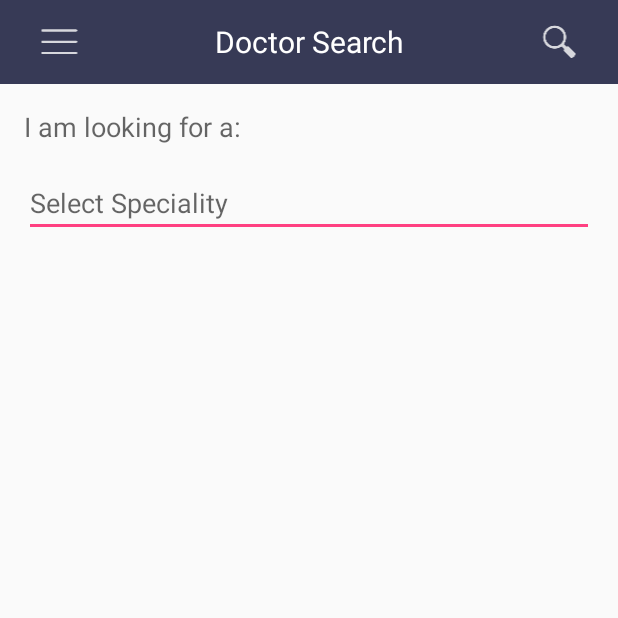
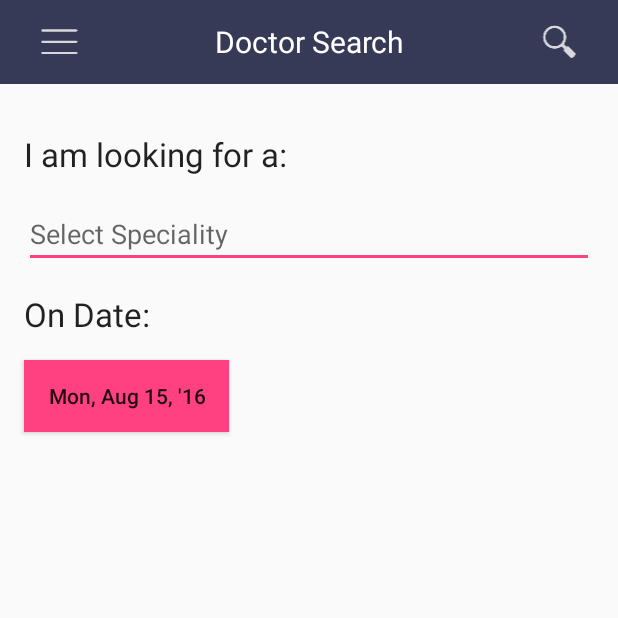
Before and after one commit to docfin/docfin-android-app, an Android app: the DoctorSearchActivity screen opened directly, with no data from a screen before it, on a phone screen of 412 x 824 dp, the top half of it. Run offline under Robolectric (Android 15) with nearby library versions, the phone set to English and light mode, and no system bars.

Commit message:
doctor search screen updates

```diff
--- /dev/null
+++ b/app/src/main/java/com/jellsoft/mobile/docfin/ActivityWithDateInput.java
@@ -0,0 +1,12 @@
+package com.jellsoft.mobile.docfin;
+
+import java.util.Date;
+
+/**
+ * Created by atulanand on 8/15/16.
+ */
+public interface ActivityWithDateInput {
+
+    public void dateSelected(Date date);
+
+}
--- a/app/src/main/java/com/jellsoft/mobile/docfin/activity/SingleFragmentActivity.java
+++ b/app/src/main/java/com/jellsoft/mobile/docfin/activity/BaseInsuranceFragmentActivity.java
@@ -10,7 +10,7 @@ import com.jellsoft.mobile.docfin.R;
 /**
  * Created by atulanand on 8/6/16.
  */
-public abstract class SingleFragmentActivity extends AppCompatActivity {
+public abstract class BaseInsuranceFragmentActivity extends AppCompatActivity {
 
     protected abstract Fragment createFragment();
 
@@ -27,4 +27,6 @@ public abstract class SingleFragmentActivity extends AppCompatActivity {
             fm.beginTransaction().add(R.id.single_frame_container, fragment).commit();
         }
     }
+
+
 }
--- a/app/src/main/java/com/jellsoft/mobile/docfin/activity/DoctorSearchActivity.java
+++ b/app/src/main/java/com/jellsoft/mobile/docfin/activity/DoctorSearchActivity.java
@@ -1,19 +1,32 @@
 package com.jellsoft.mobile.docfin.activity;
 
 import android.os.Bundle;
+import android.support.v4.app.DialogFragment;
+import android.support.v4.app.Fragment;
+import android.support.v4.app.FragmentManager;
 import android.support.v7.app.AppCompatActivity;
 import android.view.View;
 import android.widget.ArrayAdapter;
 import android.widget.AutoCompleteTextView;
+import android.widget.Button;
 import android.widget.TextView;
 
 
+import com.jellsoft.mobile.docfin.ActivityWithDateInput;
 import com.jellsoft.mobile.docfin.DisplayPopupMenu;
 import com.jellsoft.mobile.docfin.R;
+import com.jellsoft.mobile.docfin.fragment.DatePickerFragment;
 import com.jellsoft.mobile.docfin.model.DoctorSpecialization;
 import com.jellsoft.mobile.docfin.service.DoctorSpecializationService;
+import com.jellsoft.mobile.docfin.util.UIUtil;
 
-public class DoctorSearchActivity extends AppCompatActivity {
+import java.text.SimpleDateFormat;
+import java.util.Calendar;
+import java.util.Date;
+
+public class DoctorSearchActivity extends AppCompatActivity implements ActivityWithDateInput {
+
+    SimpleDateFormat sdf;
 
     @Override
     protected void onCreate(Bundle savedInstanceState) {
@@ -23,6 +36,9 @@ public class DoctorSearchActivity extends AppCompatActivity {
         ((TextView) findViewById(R.id.toolbar_screen_title)).setText("Doctor Search");
 
         populateDoctorSpecialities();
+        sdf =  new SimpleDateFormat(getResources().getString(R.string.dateFormat));
+
+        this.dateSelected(Calendar.getInstance().getTime());
     }
 
     private void populateDoctorSpecialities() {
@@ -34,12 +50,17 @@ public class DoctorSearchActivity extends AppCompatActivity {
         final AutoCompleteTextView textView = (AutoCompleteTextView) findViewById(R.id.selectDoctorSpeciality);
         textView.setAdapter(arrayAdapter);
         textView.setThreshold(1);
-        textView.setOnClickListener(new View.OnClickListener() {
-            @Override
-            public void onClick(final View v) {
-            }
-        });
     }
 
+    public void showDatePickerDialog(View v) {
+        DialogFragment newFragment = new DatePickerFragment();
+        FragmentManager fragmentManager = getSupportFragmentManager();
+        newFragment.show(fragmentManager, "docSearchDatePicker");
+    }
 
+    public void dateSelected(Date date)
+    {
+        Button dateButton = (Button) findViewById(R.id.docSearchDateButton);
+        dateButton.setText(sdf.format(date));
+    }
 }
--- a/app/src/main/java/com/jellsoft/mobile/docfin/activity/SelectInsurancePlanActivity.java
+++ b/app/src/main/java/com/jellsoft/mobile/docfin/activity/SelectInsurancePlanActivity.java
@@ -2,13 +2,13 @@ package com.jellsoft.mobile.docfin.activity;
 
 import android.support.v4.app.Fragment;
 
-import com.jellsoft.mobile.docfin.SelectInsurancePlanFragment;
+import com.jellsoft.mobile.docfin.fragment.SelectInsurancePlanFragment;
 import com.jellsoft.mobile.docfin.model.IntentConstants;
 
 /**
  * Created by atulanand on 8/6/16.
  */
-public class SelectInsurancePlanActivity extends SingleFragmentActivity {
+public class SelectInsurancePlanActivity extends BaseInsuranceFragmentActivity {
 
 
     @Override
--- a/app/src/main/java/com/jellsoft/mobile/docfin/activity/SelectInsuranceProviderActivity.java
+++ b/app/src/main/java/com/jellsoft/mobile/docfin/activity/SelectInsuranceProviderActivity.java
@@ -3,10 +3,10 @@ package com.jellsoft.mobile.docfin.activity;
 import android.content.Intent;
 import android.support.v4.app.Fragment;
 
-import com.jellsoft.mobile.docfin.SelectInsuranceProviderFragment;
+import com.jellsoft.mobile.docfin.fragment.SelectInsuranceProviderFragment;
 import com.jellsoft.mobile.docfin.model.IntentConstants;
 
-public class SelectInsuranceProviderActivity extends SingleFragmentActivity {
+public class SelectInsuranceProviderActivity extends BaseInsuranceFragmentActivity {
 
     @Override
     protected Fragment createFragment() {
--- a/app/src/main/java/com/jellsoft/mobile/docfin/SelectInsurancePlanFragment.java
+++ b/app/src/main/java/com/jellsoft/mobile/docfin/fragment/SelectInsurancePlanFragment.java
@@ -1,4 +1,4 @@
-package com.jellsoft.mobile.docfin;
+package com.jellsoft.mobile.docfin.fragment;
 
 import android.content.Intent;
 import android.os.Bundle;
@@ -11,6 +11,7 @@ import android.widget.ArrayAdapter;
 import android.widget.ListView;
 import android.widget.TextView;
 
+import com.jellsoft.mobile.docfin.R;
 import com.jellsoft.mobile.docfin.activity.SelectInsurancePlanActivity;
 import com.jellsoft.mobile.docfin.model.IntentConstants;
 import com.jellsoft.mobile.docfin.model.Insurance;
--- a/app/src/main/java/com/jellsoft/mobile/docfin/SelectInsuranceProviderFragment.java
+++ b/app/src/main/java/com/jellsoft/mobile/docfin/fragment/SelectInsuranceProviderFragment.java
@@ -1,4 +1,4 @@
-package com.jellsoft.mobile.docfin;
+package com.jellsoft.mobile.docfin.fragment;
 
 import android.os.Bundle;
 import android.support.v4.app.Fragment;
@@ -10,6 +10,7 @@ import android.widget.ArrayAdapter;
 import android.widget.ListView;
 import android.widget.TextView;
 
+import com.jellsoft.mobile.docfin.R;
 import com.jellsoft.mobile.docfin.activity.SelectInsuranceProviderActivity;
 import com.jellsoft.mobile.docfin.model.Insurance;
 
--- a/app/src/main/res/layout/activity_doctor_search.xml
+++ b/app/src/main/res/layout/activity_doctor_search.xml
@@ -12,16 +12,24 @@
         layout="@layout/toolbar_custom"
         android:layout_width="match_parent"
         android:layout_height="?attr/actionBarSize" />
-
+<ScrollView
+    android:layout_width="match_parent"
+    android:layout_height="match_parent"
+    android:fillViewport="true">
+    <LinearLayout
+        android:layout_width="match_parent"
+        android:layout_height="wrap_content"
+        android:orientation="vertical"
+        >
     <TextView
         android:id="@+id/textView4"
         android:layout_width="wrap_content"
         android:layout_height="wrap_content"
         android:layout_gravity="fill_horizontal"
         android:layout_marginLeft="@dimen/activity_horizontal_margin"
-        android:layout_marginTop="@dimen/activity_vertical_margin"
+        android:layout_marginTop="@dimen/activity_vertical_large_margin"
         android:text="I am looking for a:"
-        android:textAppearance="?android:attr/textAppearanceMedium" />
+        android:textAppearance="?android:attr/textAppearanceLarge" />
 
     <AutoCompleteTextView
         android:id="@+id/selectDoctorSpeciality"
@@ -36,5 +44,30 @@
         android:hint="@string/selDocSpeciality"
         />
 
+    <TextView
+        android:id="@+id/docSearchDateLabel"
+        android:layout_width="wrap_content"
+        android:layout_height="wrap_content"
+        android:layout_gravity="fill_horizontal"
+        android:layout_marginLeft="@dimen/activity_horizontal_margin"
+        android:layout_marginTop="@dimen/activity_vertical_margin"
+        android:text="On Date:"
+        android:textAppearance="?android:attr/textAppearanceLarge" />
 
+        <Button
+            android:layout_width="wrap_content"
+            android:layout_height="wrap_content"
+            android:inputType="date"
+            android:id="@+id/docSearchDateButton"
+            android:background="@color/colorDateButton"
+            android:text="@string/pick_date"
+            android:onClick="showDatePickerDialog"
+            android:paddingLeft="@dimen/activity_horizontal_margin"
+            android:paddingRight="@dimen/activity_horizontal_margin"
+            android:layout_marginLeft="@dimen/activity_horizontal_margin"
+            android:layout_marginTop="@dimen/activity_vertical_margin"
+            />
+
+    </LinearLayout>
+</ScrollView>
 </LinearLayout>
--- a/app/src/main/res/values/colors.xml
+++ b/app/src/main/res/values/colors.xml
@@ -3,6 +3,7 @@
     <color name="colorPrimary">#3F51B5</color>
     <color name="colorPrimaryDark">#303F9F</color>
     <color name="colorAccent">#FF4081</color>
+    <color name="colorDateButton">#FF4081</color>
     <color name="colorActionBar">#E1E3F0</color>
     <color name="colorActionBarLight">#EBECF7</color>
     <color name="colorActionMenuIcon">#525572</color>
--- a/app/src/main/res/values/dimens.xml
+++ b/app/src/main/res/values/dimens.xml
@@ -2,4 +2,5 @@
     <!-- Default screen margins, per the Android Design guidelines. -->
     <dimen name="activity_horizontal_margin">16dp</dimen>
     <dimen name="activity_vertical_margin">16dp</dimen>
+    <dimen name="activity_vertical_large_margin">32dp</dimen>
 </resources>
--- a/app/src/main/res/values/strings.xml
+++ b/app/src/main/res/values/strings.xml
@@ -15,4 +15,7 @@
     <string name="welcome_msg">Welcome to \nDocfin</string>
     <string name="register_msg">Before we get started:</string>
     <string name="selDocSpeciality">Select Speciality</string>
+    <string name="pick_date">Appoinment Date</string>
+
+    <string name="dateFormat">EEE, MMM d, \'\'yy</string>
 </resources>
```
Also changed, not shown: app/src/main/java/com/jellsoft/mobile/docfin/fragment/DatePickerFragment.java (added, +40 -0 lines), app/src/main/java/com/jellsoft/mobile/docfin/util/UIUtil.java (added, +16 -0 lines).
